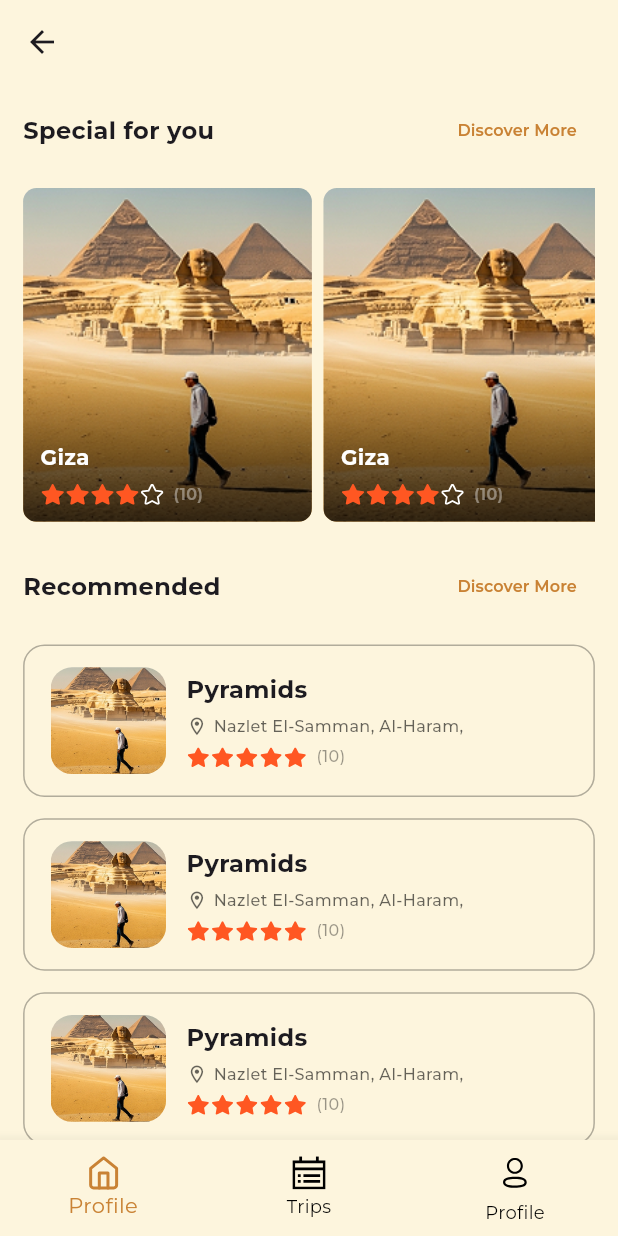
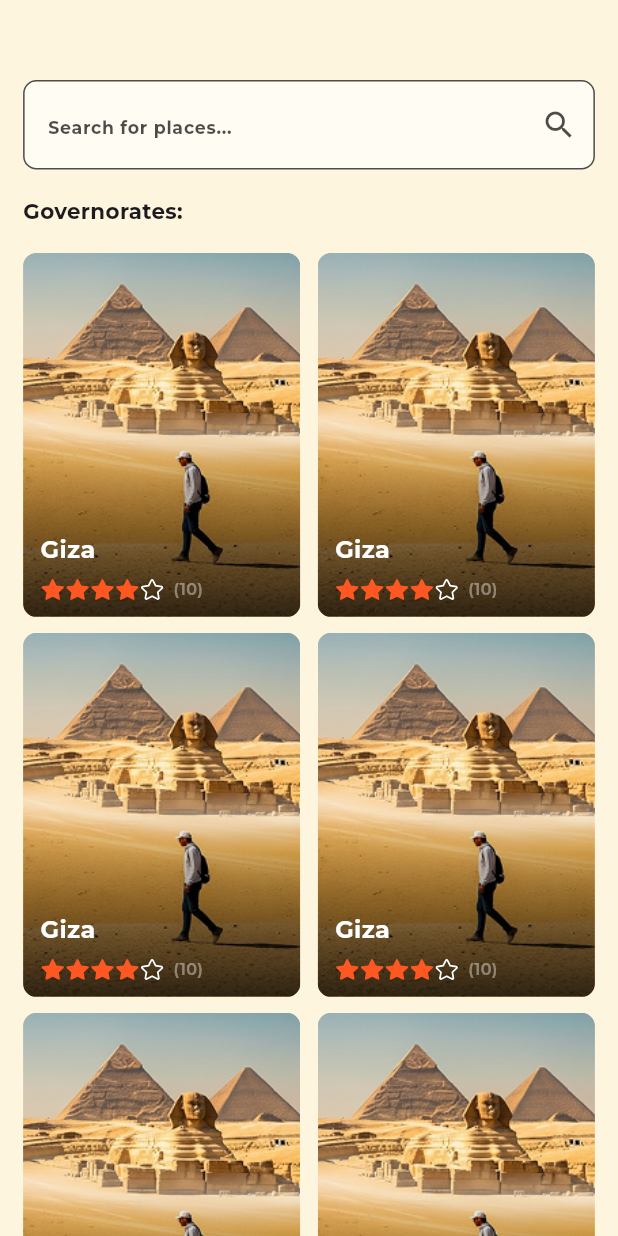
Before and after one commit to mohamedali015/Egy-Go, a Flutter app: the AppHomeView screen opened by its route, after a tap on "Discover More", on a phone screen of 412 x 824 dp. Run offline on Flutter 3.47's test engine with Material 3 defaults, Android fonts, the phone set to English and light mode, and no system bars; drawn by our look-alikes of flutter_rating_bar; our stand-ins replace dots_indicator, flutter_bloc, flutter_screenutil, flutter_svg, flutter_svg_provider, get_it and 3 more; project files that could hold a hidden picture were left out.

Commit message:
Add SpecialDiscoverMore view and related components, implement search functionality and navigation

```diff
--- a/lib/core/helper/one_generate_routes.dart
+++ b/lib/core/helper/one_generate_routes.dart
@@ -2,6 +2,7 @@ import 'package:egy_go/features/auth/views/get_started_view.dart';
 import 'package:egy_go/features/auth/views/login_view.dart';
 import 'package:egy_go/features/auth/views/register_view.dart';
 import 'package:egy_go/features/home/views/home_view.dart';
+import 'package:egy_go/features/home/views/special_discover_more_view.dart';
 import 'package:egy_go/features/splash_and_onboarding/views/on_boarding_view.dart';
 import 'package:egy_go/features/splash_and_onboarding/views/splash_view.dart';
 import 'package:flutter/material.dart';
@@ -53,6 +54,12 @@ Route<dynamic> onGenerateRoutes(RouteSettings settings) {
         settings: settings,
       );
 
+    case SpecialDiscoverMoreView.routeName:
+      return MaterialPageRoute(
+        builder: (_) => const SpecialDiscoverMoreView(),
+        settings: settings,
+      );
+
     default:
       return MaterialPageRoute(
         builder: (_) => const SplashView(),
--- a/lib/core/shared_widgets/custom_text_form_field.dart
+++ b/lib/core/shared_widgets/custom_text_form_field.dart
@@ -14,6 +14,7 @@ class CustomTextFormField extends StatelessWidget {
     this.passController,
     this.obsecure = true,
     this.onSuffixTapped,
+    this.onChanged,
   });
 
   final TextFieldType type;
@@ -21,6 +22,7 @@ class CustomTextFormField extends StatelessWidget {
   final TextEditingController? passController;
   final bool obsecure;
   final void Function()? onSuffixTapped;
+  final void Function(String)? onChanged;
 
   @override
   Widget build(BuildContext context) {
@@ -42,6 +44,9 @@ class CustomTextFormField extends StatelessWidget {
 
       case TextFieldType.name:
         return _nameField(context, Validator.name);
+
+      case TextFieldType.search:
+        return _searchField(context);
     }
   }
 
@@ -56,6 +61,8 @@ class CustomTextFormField extends StatelessWidget {
     return InputDecoration(
       labelText: label,
       labelStyle: AppTextStyles.bold13.copyWith(color: AppColors.grey),
+      hintText: hint,
+      hintStyle: AppTextStyles.bold13.copyWith(color: AppColors.grey),
       filled: true,
       fillColor: AppColors.fill,
       // errorMaxLines: 2,
@@ -178,6 +185,22 @@ class CustomTextFormField extends StatelessWidget {
       ),
     );
   }
+
+  Widget _searchField(
+    BuildContext context,
+  ) {
+    return TextField(
+      decoration: _inputDecoration(
+        context,
+        hint: AppStrings.searchHint,
+        suffixIcon: Icon(
+          Icons.search,
+          color: AppColors.grey,
+        ),
+      ),
+      onChanged: onChanged,
+    );
+  }
 }
 
-enum TextFieldType { password, email, name, phone }
+enum TextFieldType { password, email, name, phone, search }
--- a/lib/core/utils/app_strings.dart
+++ b/lib/core/utils/app_strings.dart
@@ -68,6 +68,10 @@ abstract class AppStrings {
   static const String specialForYou = "Special for you";
   static const String discoverMore = "Discover More";
 
+  ///// special discover more screen ////
+  static const String searchHint = "Search for places...";
+  static const String governorates = "Governorates:";
+
   // validators
   static const String nameRequired = 'Name is required';
   static const String nameLength = 'Name must be at least 3 characters long';
--- a/lib/features/auth/views/login_view.dart
+++ b/lib/features/auth/views/login_view.dart
@@ -3,6 +3,7 @@ import 'package:egy_go/core/shared_widgets/custom_progress_hud.dart';
 import 'package:egy_go/features/auth/manager/login_cubit/login_cubit.dart';
 import 'package:egy_go/features/auth/manager/login_cubit/login_state.dart';
 import 'package:egy_go/features/auth/views/widgets/login_widgets/login_view_body.dart';
+import 'package:egy_go/features/home/views/app_home_view.dart';
 import 'package:flutter/material.dart';
 import 'package:flutter_bloc/flutter_bloc.dart';
 
@@ -23,6 +24,8 @@ class LoginView extends StatelessWidget {
                 MySnackbar.success(context, 'Login Successful');
 
                 // ToDo Navigate to the next screen
+                Navigator.pushNamedAndRemoveUntil(
+                    context, AppHomeView.routeName, (route) => false);
               }
               if (state is LoginFailure) {
                 MySnackbar.error(context, state.errorMessage);
--- a/lib/features/home/views/home_view.dart
+++ b/lib/features/home/views/home_view.dart
@@ -1,10 +1,11 @@
 import 'package:egy_go/core/helper/my_responsive.dart';
 import 'package:egy_go/core/utils/app_strings.dart';
-import 'package:egy_go/features/home/views/widgets/home_text_row_widget.dart';
+import 'package:egy_go/features/home/views/special_discover_more_view.dart';
+import 'package:egy_go/features/home/views/widgets/home_view_widgets/home_text_row_widget.dart';
 import 'package:flutter/material.dart';
 
-import 'widgets/recommended_list_view.dart';
-import 'widgets/special_list_view.dart';
+import 'widgets/home_view_widgets/recommended_list_view.dart';
+import 'widgets/home_view_widgets/special_list_view.dart';
 
 class HomeView extends StatelessWidget {
   const HomeView({super.key});
@@ -13,13 +14,12 @@ class HomeView extends StatelessWidget {
   Widget build(BuildContext context) {
     return Padding(
       padding: MyResponsive.paddingSymmetric(horizontal: 16),
+      child: SingleChildScrollView(
         child: Column(
           children: [
-          SizedBox(
-            height: MyResponsive.height(value: 8),
-          ),
             HomeTextRowWidget(
               title: AppStrings.specialForYou,
+              destinationPath: SpecialDiscoverMoreView.routeName,
             ),
             SizedBox(
               height: MyResponsive.height(value: 16),
@@ -30,14 +30,14 @@ class HomeView extends StatelessWidget {
             ),
             HomeTextRowWidget(
               title: AppStrings.recommended,
+              destinationPath: SpecialDiscoverMoreView.routeName,
             ),
             SizedBox(
               height: MyResponsive.height(value: 16),
             ),
-          Expanded(
-            child: RecommendedListView(),
+            RecommendedListView(),
+          ],
         ),
-        ],
       ),
     );
   }
--- /dev/null
+++ b/lib/features/home/views/special_discover_more_view.dart
@@ -0,0 +1,15 @@
+import 'package:flutter/material.dart';
+import 'widgets/special_discover_more_widgets/special_discover_more_view_body.dart';
+
+class SpecialDiscoverMoreView extends StatelessWidget {
+  const SpecialDiscoverMoreView({super.key});
+
+  static const String routeName = 'SpecialDiscoverMoreView';
+
+  @override
+  Widget build(BuildContext context) {
+    return Scaffold(
+      body: SpecialDiscoverMoreViewBody(),
+    );
+  }
+}
--- a/lib/features/home/views/widgets/home_text_row_widget.dart
+++ b/lib/features/home/views/widgets/home_view_widgets/home_text_row_widget.dart
@@ -1,13 +1,15 @@
 import 'package:flutter/material.dart';
 
-import '../../../../core/utils/app_colors.dart';
-import '../../../../core/utils/app_strings.dart';
-import '../../../../core/utils/app_text_styles.dart';
+import '../../../../../core/utils/app_colors.dart';
+import '../../../../../core/utils/app_strings.dart';
+import '../../../../../core/utils/app_text_styles.dart';
 
 class HomeTextRowWidget extends StatelessWidget {
-  const HomeTextRowWidget({super.key, required this.title});
+  const HomeTextRowWidget(
+      {super.key, required this.title, required this.destinationPath});
 
   final String title;
+  final String destinationPath;
 
   @override
   Widget build(BuildContext context) {
@@ -20,7 +22,9 @@ class HomeTextRowWidget extends StatelessWidget {
           ),
         ),
         TextButton(
-          onPressed: () {},
+          onPressed: () {
+            Navigator.pushNamed(context, destinationPath);
+          },
           child: Text(
             AppStrings.discoverMore,
             style: AppTextStyles.semiBold12.copyWith(color: AppColors.primary),
--- a/lib/features/home/views/widgets/recommended_list_view.dart
+++ b/lib/features/home/views/widgets/home_view_widgets/recommended_list_view.dart
@@ -1,5 +1,5 @@
 import 'package:flutter/material.dart';
-import '../../../../core/helper/my_responsive.dart';
+import '../../../../../core/helper/my_responsive.dart';
 import 'recommended_list_view_item.dart';
 
 class RecommendedListView extends StatelessWidget {
@@ -8,6 +8,9 @@ class RecommendedListView extends StatelessWidget {
   @override
   Widget build(BuildContext context) {
     return ListView.separated(
+      padding: EdgeInsets.zero,
+      physics: const NeverScrollableScrollPhysics(),
+      shrinkWrap: true,
       itemBuilder: (context, index) {
         return RecommendedListViewItem();
       },
--- /dev/null
+++ b/lib/features/home/views/widgets/home_view_widgets/special_grid_view_item.dart
@@ -0,0 +1,81 @@
+import 'package:egy_go/core/shared_widgets/rating_bar_wrapper.dart';
+import 'package:flutter/material.dart';
+import '../../../../../core/helper/my_responsive.dart';
+import '../../../../../core/utils/app_assets.dart';
+import '../../../../../core/utils/app_colors.dart';
+import '../../../../../core/utils/app_text_styles.dart';
+
+class SpecialListViewItem extends StatelessWidget {
+  const SpecialListViewItem({super.key});
+
+  @override
+  Widget build(BuildContext context) {
+    return Container(
+      width: MyResponsive.width(value: 200),
+      clipBehavior: Clip.antiAlias,
+      decoration: BoxDecoration(
+        borderRadius: BorderRadius.circular(
+          MyResponsive.radius(value: 10),
+        ),
+      ),
+      child: Stack(
+        children: [
+          Positioned.fill(
+            child: Image.asset(
+              AppAssets.test,
+              fit: BoxFit.cover,
+            ),
+          ),
+          Positioned.fill(
+            child: Container(
+              decoration: BoxDecoration(
+                gradient: LinearGradient(
+                  begin: Alignment.topCenter,
+                  end: Alignment.bottomCenter,
+                  colors: [
+                    Colors.transparent,
+                    Colors.black.withAlpha(200),
+                  ],
+                  stops: [0.5, 1.0],
+                ),
+              ),
+            ),
+          ),
+          Positioned(
+            bottom: MyResponsive.height(value: 12),
+            left: MyResponsive.width(value: 12),
+            child: Column(
+              crossAxisAlignment: CrossAxisAlignment.start,
+              children: [
+                Text(
+                  "Giza",
+                  style: AppTextStyles.bold16.copyWith(color: AppColors.white),
+                ),
+                SizedBox(
+                  height: MyResponsive.height(value: 8),
+                ),
+                Row(
+                  children: [
+                    RatingBarWrapper(
+                      rating: 4,
+                      starSize: 17,
+                      spaceBetweenStars: .75,
+                    ),
+                    SizedBox(
+                      width: MyResponsive.width(value: 6),
+                    ),
+                    Text(
+                      "(${10})",
+                      style: AppTextStyles.semiBold12.copyWith(
+                          color: AppColors.white.withValues(alpha: .4)),
+                    ),
+                  ],
+                ),
+              ],
+            ),
+          ),
+        ],
+      ),
+    );
+  }
+}
--- a/lib/features/home/views/widgets/special_list_view.dart
+++ b/lib/features/home/views/widgets/home_view_widgets/special_list_view.dart
@@ -1,7 +1,7 @@
-import 'package:egy_go/features/home/views/widgets/special_list_view_item.dart';
 import 'package:flutter/material.dart';
 
-import '../../../../core/helper/my_responsive.dart';
+import '../../../../../core/helper/my_responsive.dart';
+import 'special_grid_view_item.dart';
 
 class SpecialListView extends StatelessWidget {
   const SpecialListView({super.key});
--- a/lib/features/home/views/widgets/special_list_view_item.dart
+++ b/lib/features/home/views/widgets/special_discover_more_widgets/special_discover_more_grid_view_item.dart
@@ -1,17 +1,17 @@
+import 'package:egy_go/core/helper/my_responsive.dart';
 import 'package:egy_go/core/shared_widgets/rating_bar_wrapper.dart';
+import 'package:egy_go/core/utils/app_colors.dart';
+import 'package:egy_go/core/utils/app_text_styles.dart';
 import 'package:flutter/material.dart';
-import '../../../../core/helper/my_responsive.dart';
-import '../../../../core/utils/app_assets.dart';
-import '../../../../core/utils/app_colors.dart';
-import '../../../../core/utils/app_text_styles.dart';
 
-class SpecialListViewItem extends StatelessWidget {
-  const SpecialListViewItem({super.key});
+import '../../../../../core/utils/app_assets.dart';
+
+class SpecialDiscoverMoreListViewItem extends StatelessWidget {
+  const SpecialDiscoverMoreListViewItem({super.key});
 
   @override
   Widget build(BuildContext context) {
     return Container(
-      width: MyResponsive.width(value: 200),
       clipBehavior: Clip.antiAlias,
       decoration: BoxDecoration(
         borderRadius: BorderRadius.circular(
@@ -49,7 +49,7 @@ class SpecialListViewItem extends StatelessWidget {
               children: [
                 Text(
                   "Giza",
-                  style: AppTextStyles.bold16.copyWith(color: AppColors.white),
+                  style: AppTextStyles.bold18.copyWith(color: AppColors.white),
                 ),
                 SizedBox(
                   height: MyResponsive.height(value: 8),
--- /dev/null
+++ b/lib/features/home/views/widgets/special_discover_more_widgets/special_discover_more_list_view.dart
@@ -0,0 +1,25 @@
+import 'package:flutter/material.dart';
+
+import '../../../../../core/helper/my_responsive.dart';
+import 'special_discover_more_grid_view_item.dart';
+
+class SpecialDiscoverMoreGridView extends StatelessWidget {
+  const SpecialDiscoverMoreGridView({super.key});
+
+  @override
+  Widget build(BuildContext context) {
+    return GridView.builder(
+      padding: EdgeInsets.zero,
+      gridDelegate: SliverGridDelegateWithFixedCrossAxisCount(
+        crossAxisCount: 2,
+        childAspectRatio: 163 / 214,
+        mainAxisSpacing: MyResponsive.height(value: 12),
+        crossAxisSpacing: MyResponsive.width(value: 12),
+      ),
+      itemBuilder: (context, index) {
+        return SpecialDiscoverMoreListViewItem();
+      },
+      itemCount: 7,
+    );
+  }
+}
--- /dev/null
+++ b/lib/features/home/views/widgets/special_discover_more_widgets/special_discover_more_view_body.dart
@@ -0,0 +1,43 @@
+import 'package:egy_go/core/helper/my_responsive.dart';
+import 'package:egy_go/core/shared_widgets/custom_text_form_field.dart';
+import 'package:egy_go/core/utils/app_strings.dart';
+import 'package:egy_go/features/home/views/widgets/special_discover_more_widgets/special_discover_more_list_view.dart';
+import 'package:flutter/material.dart';
+
+import '../../../../../core/utils/app_text_styles.dart';
+
+class SpecialDiscoverMoreViewBody extends StatelessWidget {
+  const SpecialDiscoverMoreViewBody({super.key});
+
+  @override
+  Widget build(BuildContext context) {
+    return Padding(
+      padding: MyResponsive.paddingSymmetric(horizontal: 16),
+      child: Column(
+        crossAxisAlignment: CrossAxisAlignment.start,
+        children: [
+          SizedBox(
+            height: MyResponsive.height(value: 60),
+          ),
+          CustomTextFormField(
+            type: TextFieldType.search,
+            onChanged: (value) {},
+          ),
+          SizedBox(
+            height: MyResponsive.height(value: 20),
+          ),
+          Text(
+            AppStrings.governorates,
+            style: AppTextStyles.bold16,
+          ),
+          SizedBox(
+            height: MyResponsive.height(value: 20),
+          ),
+          Expanded(
+            child: SpecialDiscoverMoreGridView(),
+          ),
+        ],
+      ),
+    );
+  }
+}
--- a/lib/features/splash_and_onboarding/views/on_boarding_view.dart
+++ b/lib/features/splash_and_onboarding/views/on_boarding_view.dart
@@ -1,6 +1,7 @@
 import 'package:flutter/material.dart';
 import 'package:flutter_bloc/flutter_bloc.dart';
 
+import '../../../core/utils/app_assets.dart';
 import '../manager/on_boarding_cubit/on_boarding_cubit.dart';
 import 'widgets/on_boarding_widgets/on_boarding_view_body.dart';
 
@@ -11,6 +12,10 @@ class OnBoardingView extends StatelessWidget {
 
   @override
   Widget build(BuildContext context) {
+    precacheImage(
+      const AssetImage(AppAssets.getStartedImage),
+      context,
+    );
     return BlocProvider(
       create: (context) => OnBoardingCubit(),
       child: SafeArea(
--- a/lib/features/splash_and_onboarding/views/widgets/splash_widgets/splash_view_body.dart
+++ b/lib/features/splash_and_onboarding/views/widgets/splash_widgets/splash_view_body.dart
@@ -1,20 +1,30 @@
-import 'package:egy_go/core/helper/my_responsive.dart';
-import 'package:egy_go/core/utils/app_assets.dart';
-import 'package:egy_go/features/splash_and_onboarding/views/on_boarding_view.dart';
 import 'package:flutter/material.dart';
 import 'package:widget_and_text_animator/widget_and_text_animator.dart';
 
-class SplashViewBody extends StatelessWidget {
+import '../../../../../core/helper/my_responsive.dart';
+import '../../../../../core/utils/app_assets.dart';
+import '../../on_boarding_view.dart';
+
+class SplashViewBody extends StatefulWidget {
   const SplashViewBody({super.key});
 
   @override
+  State<SplashViewBody> createState() => _SplashViewBodyState();
+}
+
+class _SplashViewBodyState extends State<SplashViewBody> {
+  @override
+  void initState() {
+    super.initState();
+
+    Future.delayed(const Duration(seconds: 3), () {
+      if (!mounted) return;
+      Navigator.pushReplacementNamed(context, OnBoardingView.routeName);
+    });
+  }
+
+  @override
   Widget build(BuildContext context) {
-    Future.delayed(
-      const Duration(seconds: 3),
-      () {
-        Navigator.pushReplacementNamed(context, OnBoardingView.routeName);
-      },
-    );
     return WidgetAnimator(
       incomingEffect: WidgetTransitionEffects.outgoingScaleUp(
         duration: const Duration(milliseconds: 1200),
```
Also changed, not shown: lib/features/home/views/widgets/home_view_widgets/recommended_list_view_item.dart (renamed from lib/features/home/views/widgets/recommended_list_view_item.dart, +5 -5 lines). Lines whose indentation alone changed are shown as unchanged.
